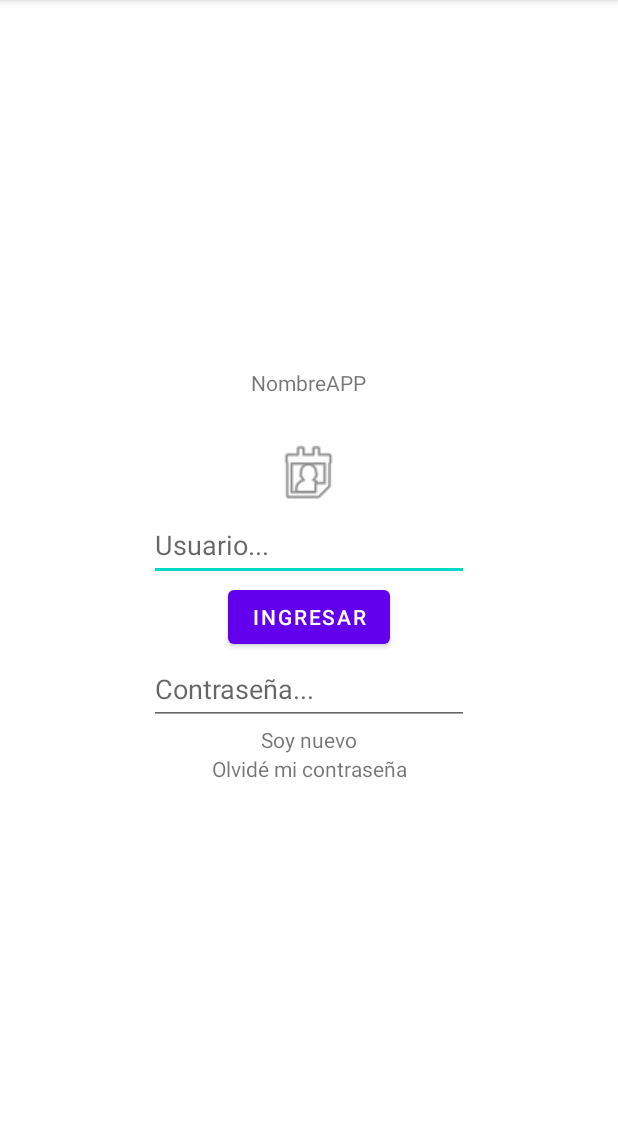
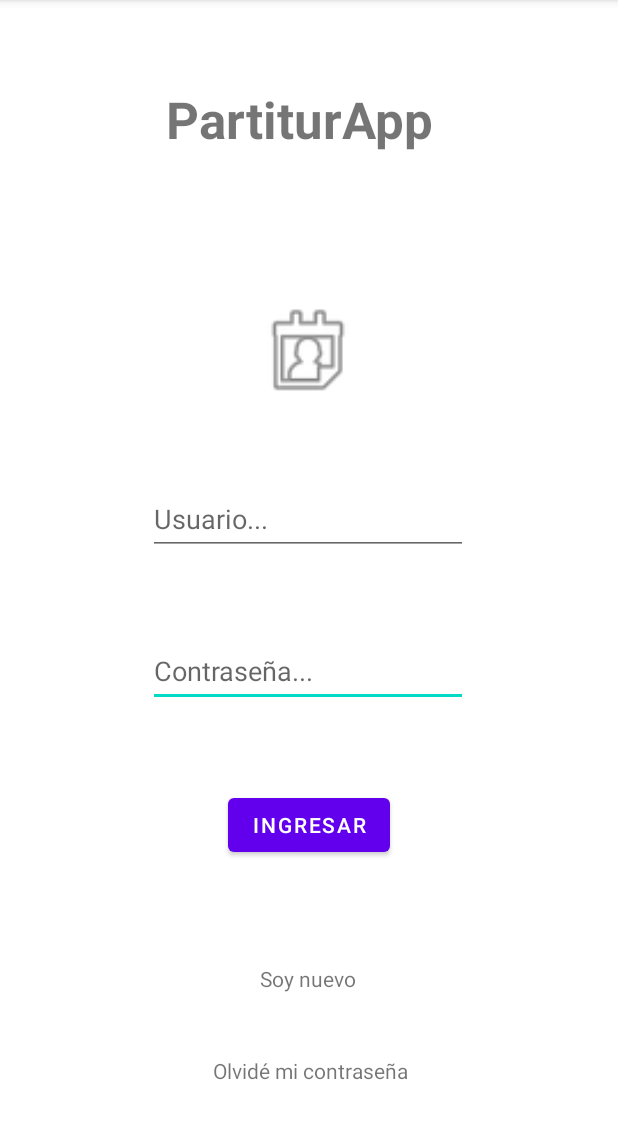
Before and after one commit to Alexcostai/TablaturApp_PF, an Android app: the screen it shows after launch (MainActivity), on a phone screen of 412 x 824 dp, the part 84-1223 px from its top. Run offline under Robolectric (Android 15) with nearby library versions, the phone set to English and light mode, and no system bars.

Commit message:
se corrige pantalla de login

```diff
--- a/app/src/main/res/layout/login_fragment.xml
+++ b/app/src/main/res/layout/login_fragment.xml
@@ -8,37 +8,35 @@
 
     <!-- TODO: Update blank fragment layout -->
 
-    <LinearLayout
+    <androidx.constraintlayout.widget.ConstraintLayout
         android:layout_width="match_parent"
-        android:layout_height="match_parent"
-        android:gravity="center"
-        android:orientation="vertical">
+        android:layout_height="match_parent">
 
-        <TextView
-            android:id="@+id/textView3"
+        <Button
+            android:id="@+id/loginButton"
             android:layout_width="wrap_content"
-            android:layout_height="46dp"
-            android:baselineAligned="false"
-            android:gravity="start|top"
-            android:text="NombreAPP"
-            app:layout_constraintBottom_toBottomOf="parent"
-            app:layout_constraintHorizontal_bias="0.482"
-            app:layout_constraintLeft_toLeftOf="parent"
-            app:layout_constraintRight_toRightOf="parent"
-            app:layout_constraintTop_toTopOf="parent"
-            app:layout_constraintVertical_bias="0.129" />
-
-        <ImageView
-            android:id="@+id/imageView2"
-            android:layout_width="58dp"
-            android:layout_height="48dp"
+            android:layout_height="wrap_content"
+            android:text="Ingresar"
             app:layout_constraintBottom_toBottomOf="parent"
             app:layout_constraintEnd_toEndOf="parent"
-            app:layout_constraintHorizontal_bias="0.498"
             app:layout_constraintStart_toStartOf="parent"
-            app:layout_constraintTop_toBottomOf="@+id/textView"
-            app:layout_constraintVertical_bias="0.079"
-            app:srcCompat="@android:drawable/ic_menu_my_calendar" />
+            app:layout_constraintTop_toTopOf="parent"
+            app:layout_constraintVertical_bias="0.731" />
+
+        <EditText
+            android:id="@+id/text_password2"
+            android:layout_width="wrap_content"
+            android:layout_height="wrap_content"
+            android:ems="10"
+            android:hint="Contraseña..."
+            android:inputType="textPassword"
+            android:minHeight="48dp"
+            app:layout_constraintBottom_toBottomOf="parent"
+            app:layout_constraintEnd_toEndOf="parent"
+            app:layout_constraintHorizontal_bias="0.497"
+            app:layout_constraintStart_toStartOf="parent"
+            app:layout_constraintTop_toTopOf="parent"
+            app:layout_constraintVertical_bias="0.588" />
 
         <EditText
             android:id="@+id/text_user2"
@@ -52,35 +50,8 @@
             app:layout_constraintEnd_toEndOf="parent"
             app:layout_constraintHorizontal_bias="0.497"
             app:layout_constraintStart_toStartOf="parent"
-            app:layout_constraintTop_toBottomOf="@+id/imageView"
-            app:layout_constraintVertical_bias="0.045" />
-
-        <Button
-            android:id="@+id/loginButton"
-            android:layout_width="wrap_content"
-            android:layout_height="wrap_content"
-            android:text="Ingresar"
-            app:layout_constraintBottom_toTopOf="@+id/text_register"
-            app:layout_constraintEnd_toEndOf="parent"
-            app:layout_constraintHorizontal_bias="0.498"
-            app:layout_constraintStart_toStartOf="parent"
-            app:layout_constraintTop_toBottomOf="@+id/text_user"
-            app:layout_constraintVertical_bias="0.793" />
-
-        <EditText
-            android:id="@+id/text_password2"
-            android:layout_width="wrap_content"
-            android:layout_height="wrap_content"
-            android:ems="10"
-            android:hint="Contraseña..."
-            android:inputType="textPassword"
-            android:minHeight="48dp"
-            app:layout_constraintBottom_toTopOf="@+id/btn_login"
-            app:layout_constraintEnd_toEndOf="parent"
-            app:layout_constraintHorizontal_bias="0.497"
-            app:layout_constraintStart_toStartOf="parent"
-            app:layout_constraintTop_toBottomOf="@+id/text_user"
-            app:layout_constraintVertical_bias="0.549" />
+            app:layout_constraintTop_toTopOf="parent"
+            app:layout_constraintVertical_bias="0.447" />
 
         <TextView
             android:id="@+id/registerButton"
@@ -89,10 +60,22 @@
             android:text="Soy nuevo"
             app:layout_constraintBottom_toBottomOf="parent"
             app:layout_constraintEnd_toEndOf="parent"
-            app:layout_constraintHorizontal_bias="0.501"
+            app:layout_constraintHorizontal_bias="0.498"
             app:layout_constraintStart_toStartOf="parent"
             app:layout_constraintTop_toTopOf="parent"
-            app:layout_constraintVertical_bias="0.779" />
+            app:layout_constraintVertical_bias="0.858" />
+
+        <ImageView
+            android:id="@+id/imageView2"
+            android:layout_width="80dp"
+            android:layout_height="73dp"
+            app:layout_constraintBottom_toBottomOf="parent"
+            app:layout_constraintEnd_toEndOf="parent"
+            app:layout_constraintHorizontal_bias="0.498"
+            app:layout_constraintStart_toStartOf="parent"
+            app:layout_constraintTop_toTopOf="parent"
+            app:layout_constraintVertical_bias="0.284"
+            app:srcCompat="@android:drawable/ic_menu_my_calendar" />
 
         <TextView
             android:id="@+id/text_recupero2"
@@ -104,9 +87,24 @@
             app:layout_constraintBottom_toBottomOf="parent"
             app:layout_constraintEnd_toEndOf="parent"
             app:layout_constraintStart_toStartOf="parent"
-            app:layout_constraintTop_toBottomOf="@+id/text_register"
-            app:layout_constraintVertical_bias="0.217" />
+            app:layout_constraintTop_toTopOf="parent"
+            app:layout_constraintVertical_bias="0.94" />
 
-    </LinearLayout>
+        <TextView
+            android:id="@+id/textView3"
+            android:layout_width="190dp"
+            android:layout_height="57dp"
+            android:baselineAligned="false"
+            android:gravity="start|center_horizontal|top"
+            android:text="PartiturApp"
+            android:textSize="34sp"
+            android:textStyle="bold"
+            app:layout_constraintBottom_toBottomOf="parent"
+            app:layout_constraintHorizontal_bias="0.497"
+            app:layout_constraintLeft_toLeftOf="parent"
+            app:layout_constraintRight_toRightOf="parent"
+            app:layout_constraintTop_toTopOf="parent"
+            app:layout_constraintVertical_bias="0.08" />
+    </androidx.constraintlayout.widget.ConstraintLayout>
 
 </FrameLayout>
```
